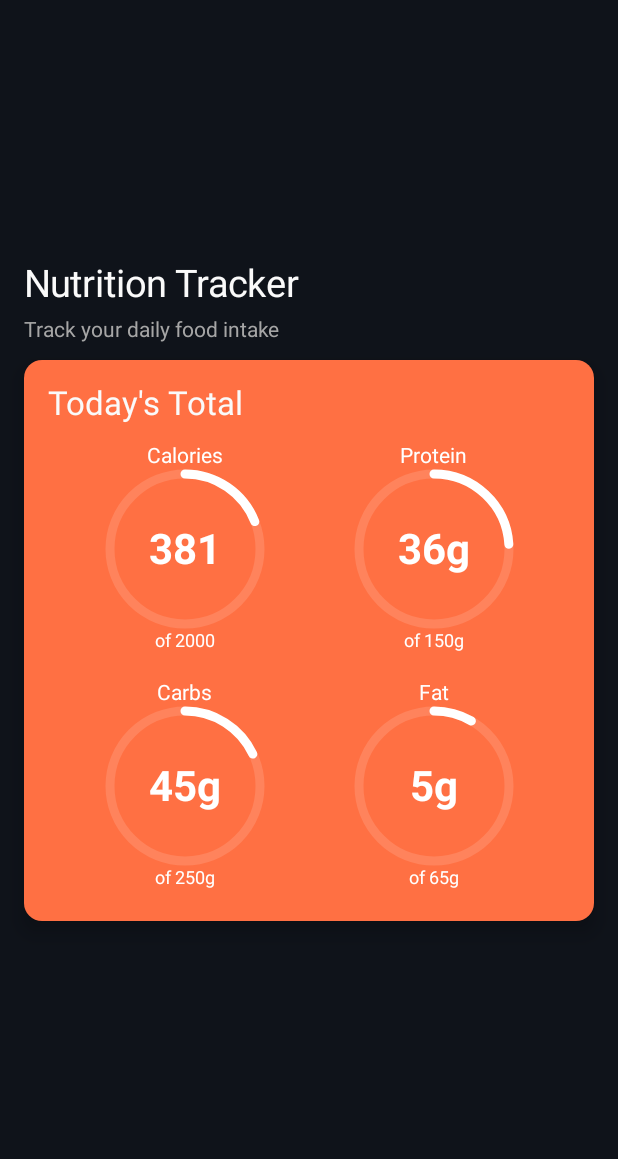
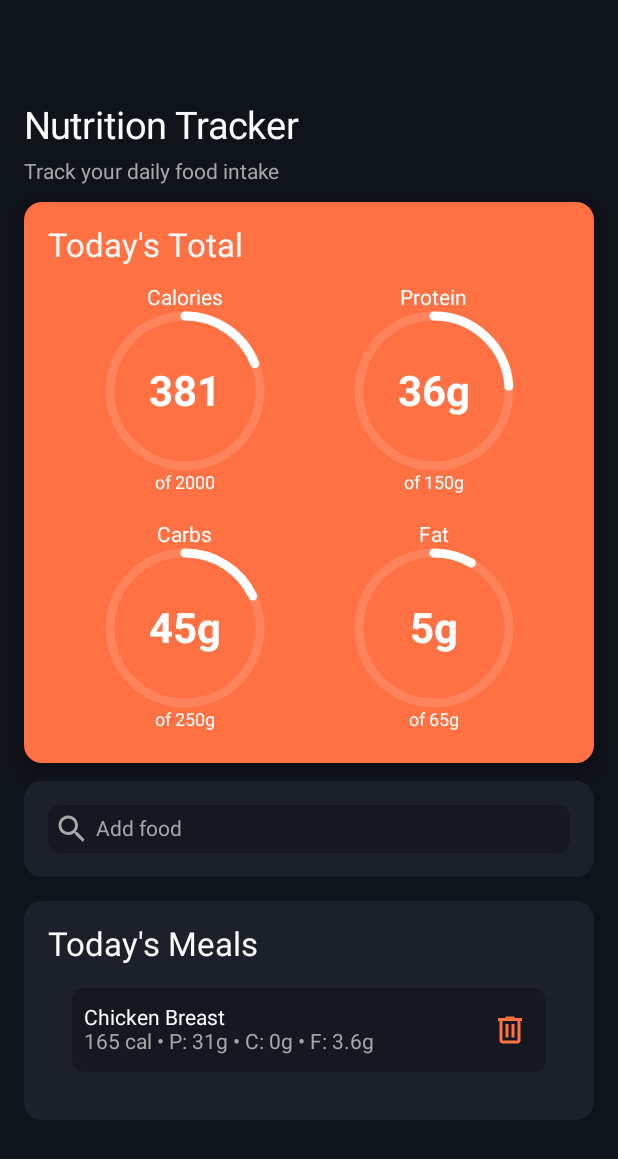
Before and after one commit to abhi-patwal-02/SmartFit, an Android app built with Jetpack Compose: the @Preview function NutritionScreenPreview, on a phone screen of 412 x 824 dp. Shown: the top 1159 px of the screen. Run offline under Robolectric (Android 15) with nearby library versions, the phone set to English and light mode, and no system bars.

Commit message:
NutritionScreen Complete

```diff
--- a/app/src/main/java/com/example/smartfit/view/screens/NutritionScreen.kt
+++ b/app/src/main/java/com/example/smartfit/view/screens/NutritionScreen.kt
@@ -1,7 +1,8 @@
 package com.example.smartfit.view.screens
 
-import android.R
+import com.example.smartfit.R
 import android.graphics.Paint
+import android.health.connect.datatypes.NutritionRecord
 import androidx.compose.foundation.Canvas
 import androidx.compose.foundation.Image
 import androidx.compose.foundation.background
@@ -15,6 +16,7 @@ import androidx.compose.foundation.layout.fillMaxWidth
 import androidx.compose.foundation.layout.height
 import androidx.compose.foundation.layout.padding
 import androidx.compose.foundation.layout.size
+import androidx.compose.foundation.shape.RoundedCornerShape
 import androidx.compose.material3.Card
 import androidx.compose.material3.CardDefaults
 import androidx.compose.material3.CircularProgressIndicator
@@ -22,6 +24,7 @@ import androidx.compose.material3.Text
 import androidx.compose.runtime.Composable
 import androidx.compose.ui.Alignment
 import androidx.compose.ui.Modifier
+import androidx.compose.ui.draw.clip
 import androidx.compose.ui.graphics.Color
 import androidx.compose.ui.graphics.StrokeCap
 import androidx.compose.ui.graphics.drawscope.Stroke
@@ -87,7 +90,55 @@ fun NutritionScreen(){
                 }
             }
             SearchBar()
+
+            NutritionRecord()
         }
+    }
+}
+
+@Composable
+fun NutritionRecord(){
+    Card(
+        modifier = Modifier
+            .fillMaxWidth()
+            .padding(vertical = 8.dp),
+        colors = CardDefaults.cardColors(Color(0xFF1C202A))
+    ) {
+        Column(
+            modifier = Modifier.fillMaxWidth()
+                .padding(16.dp)) {
+            Text(
+                text = "Today's Meals",
+                fontSize = 22.sp,
+                color = Color(0xFFFAFAFA),
+                modifier = Modifier
+            )
+            NutritionRecordItem()
+        }
+    }
+}
+
+@Composable
+fun NutritionRecordItem(){
+    Row(
+        modifier = Modifier
+            .padding(16.dp)
+            .fillMaxWidth()
+            .clip(RoundedCornerShape(8.dp))
+            .background(Color(0xFF151820)),
+        horizontalArrangement = Arrangement.SpaceBetween,
+        verticalAlignment = Alignment.CenterVertically
+    ) {
+        Column(modifier = Modifier.padding(vertical = 12.dp, horizontal = 8.dp)) {
+            Text(
+                text = "Chicken Breast",
+                color = Color(0xFFFAFAFA)
+            )
+            Text(text = "165 cal • P: 31g • C: 0g • F: 3.6g", color = Color(0xFFA6A6A6))
+        }
+        Image(painter = painterResource(R.drawable.outline_delete_24), contentDescription = "Delete",
+            modifier = Modifier.padding(end = 12.dp))
+
     }
 }
 
@@ -96,16 +147,30 @@ fun SearchBar(){
     Card(
         modifier = Modifier
             .fillMaxWidth()
-            .padding(16.dp),
+            .padding(vertical = 8.dp),
         colors = CardDefaults.cardColors(Color(0xFF1C202A))
     ) {
         Column(
             modifier = Modifier
+                .padding(16.dp)
                 .fillMaxWidth()
+                .clip(RoundedCornerShape(8.dp))
                 .background(Color(0xFF151820)),
             horizontalAlignment = Alignment.Start,
             verticalArrangement = Arrangement.Center
         ) {
+            Row(verticalAlignment = Alignment.CenterVertically) {
+                Image(
+                    painter = painterResource(id = R.drawable.baseline_search_24),
+                    contentDescription = "Search",
+                    modifier = Modifier
+                        .padding(all = 4.dp)
+                )
+                Text(
+                    text = "Add food",
+                    color = Color(0xFFA6A6A6)
+                    )
+            }
 
         }
     }
--- /dev/null
+++ b/app/src/main/res/drawable/outline_delete_24.xml
@@ -0,0 +1,5 @@
+<vector xmlns:android="http://schemas.android.com/apk/res/android" android:height="24dp" android:tint="#FF7043" android:viewportHeight="960" android:viewportWidth="960" android:width="24dp">
+
+    <path android:fillColor="@android:color/white" android:pathData="M280,840Q247,840 223.5,816.5Q200,793 200,760L200,240L160,240L160,160L360,160L360,120L600,120L600,160L800,160L800,240L760,240L760,760Q760,793 736.5,816.5Q713,840 680,840L280,840ZM680,240L280,240L280,760Q280,760 280,760Q280,760 280,760L680,760Q680,760 680,760Q680,760 680,760L680,240ZM360,680L440,680L440,320L360,320L360,680ZM520,680L600,680L600,320L520,320L520,680ZM280,240L280,240L280,760Q280,760 280,760Q280,760 280,760L280,760Q280,760 280,760Q280,760 280,760L280,240Z"/>
+
+</vector>
```
